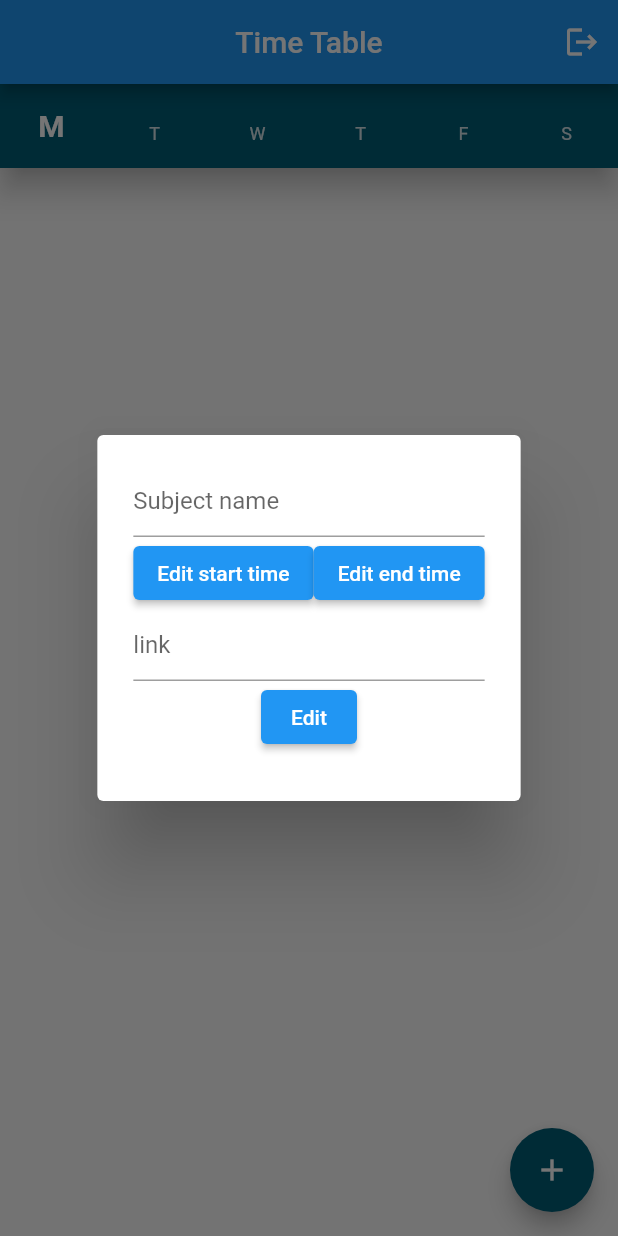
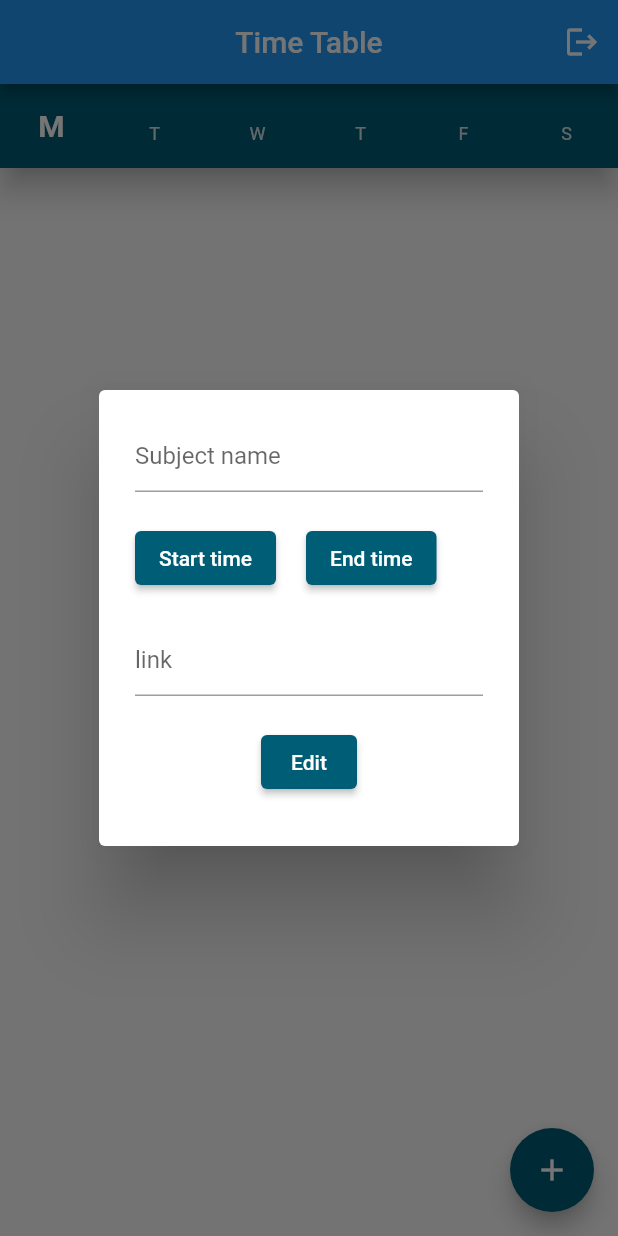
Before and after one commit to DhrupamP/JoinClass, a Flutter app: the DaysBar screen opened directly, after a tap on the "add" icon, on a phone screen of 412 x 824 dp. Run offline on Flutter 3.47's test engine with Material 2 defaults, Android fonts, the phone set to English and light mode, and no system bars; our stand-ins replace firebase_auth, firebase_core, firebase_database; accounts and stored records are empty.

Commit message:
merge changes

```diff
--- a/lib/Components/edit_alert.dart
+++ b/lib/Components/edit_alert.dart
@@ -42,21 +42,24 @@ class _EditAlertState extends State<EditAlert> {
 
     final ref = database.child(constants.uid + "/" + widget.day);
 
-    _subcontroller.text = res== null ? "" : res[0].toString();
-    _linkcontroller.text = res==null ? "" : res[2].toString();
+    _subcontroller.text = res == null ? "" : res[0].toString();
+    _linkcontroller.text = res == null ? "" : res[2].toString();
     return AlertDialog(
         content: Container(
-      height: 200,
+      height: 260,
       child: Column(
         children: [
           TextField(
             controller: _subcontroller,
             decoration: InputDecoration(hintText: "Subject name"),
           ),
+          SizedBox(
+            height: 20,
+          ),
           Row(
             children: [
               ElevatedButton(
-                child: Text("Edit start time"),
+                child: Text("Start time"),
                 onPressed: () async {
                   final TimeOfDay? result = await showTimePicker(
                       context: context,
@@ -70,9 +73,17 @@ class _EditAlertState extends State<EditAlert> {
                   shr = result?.hour;
                   smin = result?.minute;
                 },
+                style: ButtonStyle(
+                  backgroundColor: MaterialStateProperty.all(
+                    Color(0xff005D76),
+                  ),
+                ),
+              ),
+              SizedBox(
+                width: 20,
               ),
               ElevatedButton(
-                child: Text("Edit end time"),
+                child: Text("End time"),
                 onPressed: () async {
                   final TimeOfDay? result = await showTimePicker(
                       context: context,
@@ -86,12 +97,23 @@ class _EditAlertState extends State<EditAlert> {
                   ehr = result?.hour;
                   emin = result?.minute;
                 },
+                style: ButtonStyle(
+                  backgroundColor: MaterialStateProperty.all(
+                    Color(0xff005D76),
+                  ),
+                ),
               ),
             ],
+          ),
+          SizedBox(
+            height: 20,
           ),
           TextField(
             controller: _linkcontroller,
             decoration: InputDecoration(hintText: "link"),
+          ),
+          SizedBox(
+            height: 20,
           ),
           ElevatedButton(
             onPressed: () {
@@ -103,7 +125,13 @@ class _EditAlertState extends State<EditAlert> {
                 Navigator.pop(context);
               });
             },
-              child: Text("Edit"))
+            child: Text("Edit"),
+            style: ButtonStyle(
+              backgroundColor: MaterialStateProperty.all(
+                Color(0xff005D76),
+              ),
+            ),
+          )
         ],
       ),
     ));
--- a/lib/constants.dart
+++ b/lib/constants.dart
@@ -1,7 +1,7 @@
 import 'package:firebase_database/firebase_database.dart';
 
 final database = FirebaseDatabase.instance.ref();
-String uid = "P3RGCPnA5ldTszcxHhwvUgSCTAt1";
+String uid = "";
 const List<String> weekDays = [
   'Monday',
   'Tuesday',
--- a/lib/main.dart
+++ b/lib/main.dart
@@ -8,7 +8,7 @@ void main() async {
   WidgetsFlutterBinding.ensureInitialized();
   await Firebase.initializeApp();
 
-  runApp( MaterialApp(
+  runApp(MaterialApp(
     home: Register(),
   ));
 }
--- a/lib/timetable.dart
+++ b/lib/timetable.dart
@@ -3,6 +3,7 @@ import 'daypage.dart';
 import 'constants.dart';
 import 'auth/register.dart';
 import 'auth/login.dart';
+
 class TimeTable extends StatefulWidget {
   const TimeTable({Key? key}) : super(key: key);
   @override
@@ -32,22 +33,26 @@ class DaysBar extends StatefulWidget {
 class _DaysBarState extends State<DaysBar> {
   @override
   Widget build(BuildContext context) {
-    void logOut(){
-      auth.signOut().then((value) => Navigator.pushReplacement(context, MaterialPageRoute(builder: (context){return Login();})));
+    void logOut() {
+      auth.signOut().then((value) => Navigator.pushReplacement(context,
+              MaterialPageRoute(builder: (context) {
+            return Login();
+          })));
     }
+
     changeData() async {
       dynamic ans = await getData(weekDays[selectedindex]);
       //print(ans);
-      if(ans!="" && ans!=null){
+      if (ans != "" && ans != null) {
         setState(() {
           res = ans;
         });
-      }
-      else
+      } else
         setState(() {
-          res=[];
+          res = [];
         });
     }
+
     void onItemTapped(int index) async {
       setState(() {
         selectedindex = index;
@@ -58,14 +63,14 @@ class _DaysBarState extends State<DaysBar> {
     changeData();
     return SafeArea(
       child: Scaffold(
-        appBar: AppBar(
-          title: Text('Time Table'),
-          centerTitle: true,
-          actions: [IconButton(
+        appBar: AppBar(title: Text('Time Table'), centerTitle: true, actions: [
+          IconButton(
             icon: Icon(Icons.logout),
-            onPressed: (){logOut();},
-          ),]
-        ),
+            onPressed: () {
+              logOut();
+            },
+          ),
+        ]),
         body: Stack(children: [
           Align(
               alignment: Alignment(0, -0.5),
```
Also changed, not shown: lib/daypage.dart (+4 -4 lines), pubspec.lock. Lines whose indentation alone changed are shown as unchanged.
